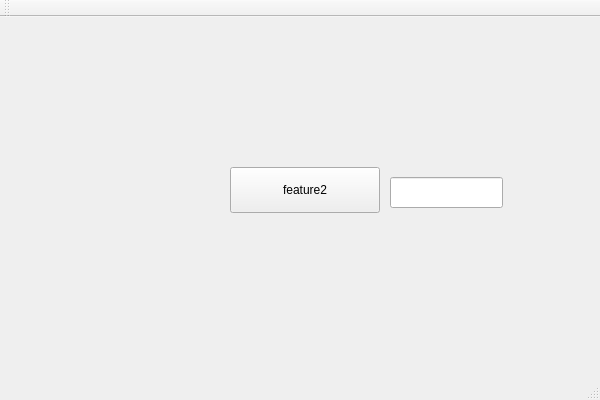
Above: QtTest1/QtTest1.ui from GKwasny/QtTest before the change. Below: the same form after it.
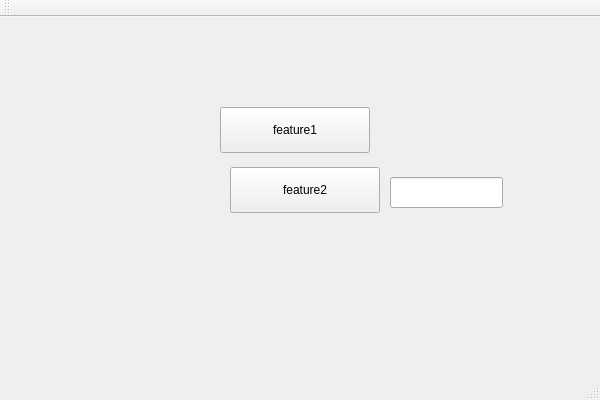
That is the form after the change.

Diff of the .ui file:
```diff
--- a/QtTest1/QtTest1.ui
+++ b/QtTest1/QtTest1.ui
@@ -14,6 +14,19 @@
    <string>QtTest1</string>
   </property>
   <widget class="QWidget" name="centralWidget">
+   <widget class="QPushButton" name="pushButton">
+    <property name="geometry">
+     <rect>
+      <x>220</x>
+      <y>90</y>
+      <width>150</width>
+      <height>46</height>
+     </rect>
+    </property>
+    <property name="text">
+     <string>feature1</string>
+    </property>
+   </widget>
    <widget class="QPushButton" name="pushButton">
     <property name="geometry">
      <rect>
```
